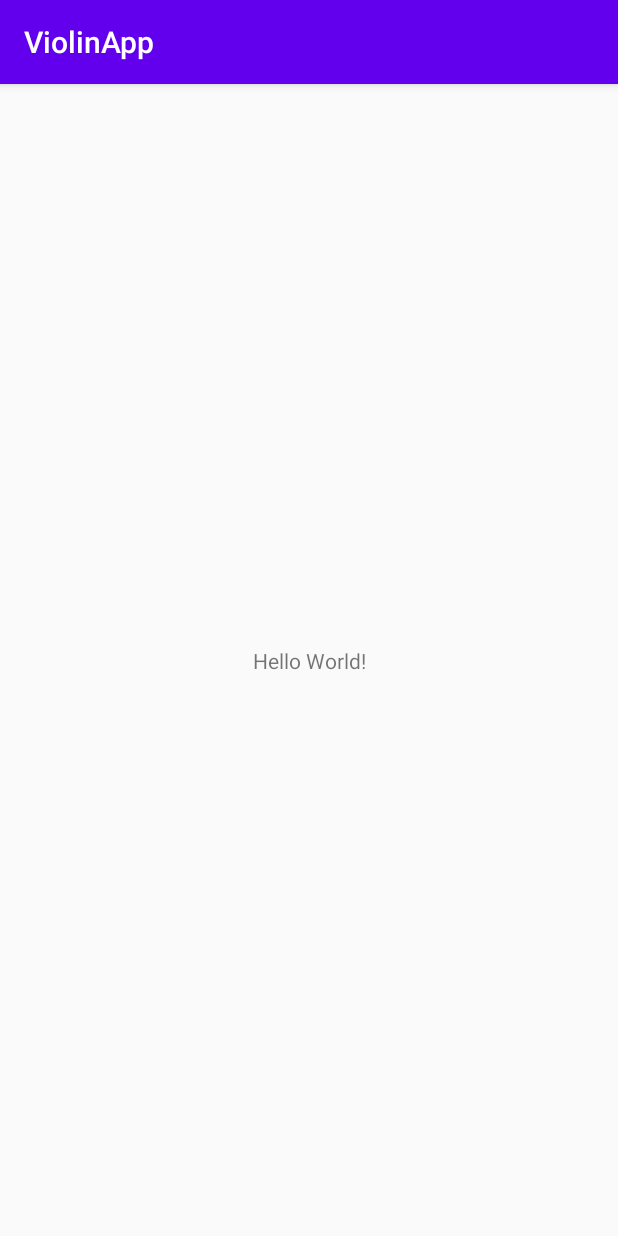
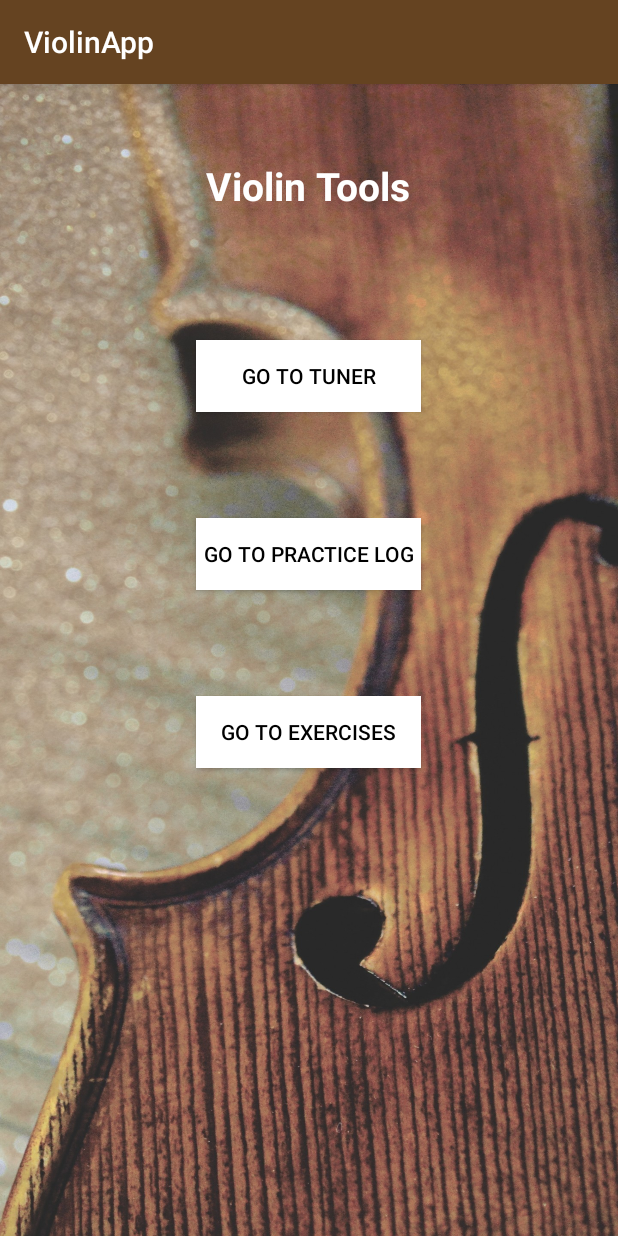
Before and after one commit to andrewrama/ViolinApp, an Android app: the screen it shows after launch (MainActivity), on a phone screen of 412 x 824 dp. Run offline under Robolectric (Android 15) with nearby library versions, the light colour scheme and no system bars.

Commit message:
First Commit

```diff
--- a/app/src/main/AndroidManifest.xml
+++ b/app/src/main/AndroidManifest.xml
@@ -9,6 +9,7 @@
         android:roundIcon="@mipmap/ic_launcher_round"
         android:supportsRtl="true"
         android:theme="@style/AppTheme">
+        <activity android:name=".TunerActivity"></activity>
         <activity android:name=".MainActivity">
             <intent-filter>
                 <action android:name="android.intent.action.MAIN" />
--- a/app/src/main/res/layout/activity_main.xml
+++ b/app/src/main/res/layout/activity_main.xml
@@ -1,18 +1,50 @@
 <?xml version="1.0" encoding="utf-8"?>
-<androidx.constraintlayout.widget.ConstraintLayout xmlns:android="http://schemas.android.com/apk/res/android"
+<LinearLayout xmlns:android="http://schemas.android.com/apk/res/android"
     xmlns:app="http://schemas.android.com/apk/res-auto"
     xmlns:tools="http://schemas.android.com/tools"
     android:layout_width="match_parent"
     android:layout_height="match_parent"
-    tools:context=".MainActivity">
+    tools:context=".MainActivity"
+    android:orientation="vertical"
+    android:background="@drawable/violinappbackground">
 
     <TextView
+        android:layout_margin="50dp"
+        android:textSize="26sp"
+        android:layout_gravity="center"
         android:layout_width="wrap_content"
         android:layout_height="wrap_content"
-        android:text="Hello World!"
-        app:layout_constraintBottom_toBottomOf="parent"
-        app:layout_constraintLeft_toLeftOf="parent"
-        app:layout_constraintRight_toRightOf="parent"
-        app:layout_constraintTop_toTopOf="parent" />
+        android:text="Violin Tools"
+        android:textColor="#FFFFFF"
+        android:textStyle="bold"
+         />
+    <Button
+        android:layout_margin="35dp"
+        android:text="Go to Tuner"
+        android:layout_gravity="center"
+        android:layout_width="150dp"
+        android:layout_height="wrap_content"
+        android:id="@+id/tuner"
+        android:textColor="#000000"
+        android:background="#FFFFFF"
+        android:onClick="toTuner"/>
+    <Button
+        android:layout_margin="35dp"
+        android:text="Go to Practice Log"
+        android:layout_gravity="center"
+        android:layout_width="150dp"
+        android:layout_height="wrap_content"
+        android:textColor="#000000"
+        android:background="#FFFFFF"
+        android:id="@+id/practiceLog" />
+    <Button
+        android:layout_margin="35dp"
+        android:text="Go to Exercises"
+        android:layout_gravity="center"
+        android:layout_width="150dp"
+        android:layout_height="wrap_content"
+        android:textColor="#000000"
+        android:background="#FFFFFF"
+        android:id="@+id/exercises" />
 
-</androidx.constraintlayout.widget.ConstraintLayout>
+</LinearLayout>
--- a/app/src/main/res/values/styles.xml
+++ b/app/src/main/res/values/styles.xml
@@ -3,8 +3,8 @@
     <!-- Base application theme. -->
     <style name="AppTheme" parent="Theme.AppCompat.Light.DarkActionBar">
         <!-- Customize your theme here. -->
-        <item name="colorPrimary">@color/colorPrimary</item>
-        <item name="colorPrimaryDark">@color/colorPrimaryDark</item>
+        <item name="colorPrimary">#654321</item>
+        <item name="colorPrimaryDark">#5d432c</item>
         <item name="colorAccent">@color/colorAccent</item>
     </style>
 
```
Also changed, not shown: app/src/main/java/andrewrama/honorsmobileapps/violinapp/MainActivity.java (+9 -0 lines), app/src/main/java/andrewrama/honorsmobileapps/violinapp/TunerActivity.java (added, +79 -0 lines), app/src/main/res/layout/activity_tuner.xml (added, +59 -0 lines), app/src/main/res/drawable/violinappbackground.jpg (added), app/src/main/res/drawable/violinapptunerbackground.jpg (added), app/src/main/res/drawable/violintunerbackground.jpg (added), 4 other files.
